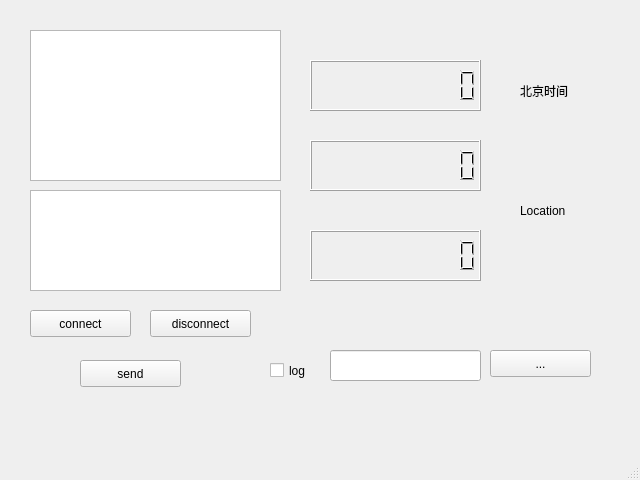
First picture: the form in mainwindow.ui, repository sensarliar/gps_test, before the edit.
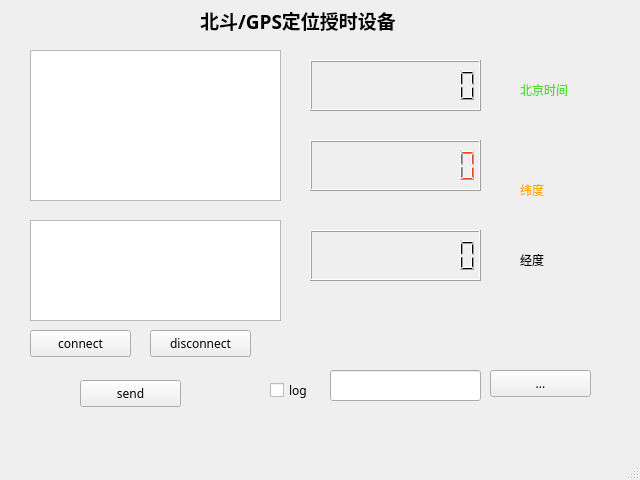
Second picture: the form after the edit. Icons and pictures are not drawn.

What changed in the file:
```diff
--- a/mainwindow.ui
+++ b/mainwindow.ui
@@ -10,6 +10,11 @@
     <height>480</height>
    </rect>
   </property>
+  <property name="font">
+   <font>
+    <family>文泉驿微米黑</family>
+   </font>
+  </property>
   <property name="windowTitle">
    <string>北斗/GPS定位授时设备</string>
   </property>
@@ -22,7 +27,7 @@
     <property name="geometry">
      <rect>
       <x>30</x>
-      <y>190</y>
+      <y>220</y>
       <width>251</width>
       <height>101</height>
      </rect>
@@ -32,13 +37,55 @@
     <property name="geometry">
      <rect>
       <x>520</x>
-      <y>50</y>
+      <y>70</y>
       <width>91</width>
-      <height>81</height>
+      <height>41</height>
      </rect>
     </property>
+    <property name="palette">
+     <palette>
+      <active>
+       <colorrole role="WindowText">
+        <brush brushstyle="SolidPattern">
+         <color alpha="255">
+          <red>80</red>
+          <green>221</green>
+          <blue>40</blue>
+         </color>
+        </brush>
+       </colorrole>
+      </active>
+      <inactive>
+       <colorrole role="WindowText">
+        <brush brushstyle="SolidPattern">
+         <color alpha="255">
+          <red>80</red>
+          <green>221</green>
+          <blue>40</blue>
+         </color>
+        </brush>
+       </colorrole>
+      </inactive>
+      <disabled>
+       <colorrole role="WindowText">
+        <brush brushstyle="SolidPattern">
+         <color alpha="255">
+          <red>159</red>
+          <green>158</green>
+          <blue>158</blue>
+         </color>
+        </brush>
+       </colorrole>
+      </disabled>
+     </palette>
+    </property>
+    <property name="font">
+     <font>
+      <family>文泉驿微米黑</family>
+     </font>
+    </property>
     <property name="text">
-     <string>北京时间</string>
+     <string notr="true">&lt;html&gt;&lt;head/&gt;&lt;body&gt;&lt;p&gt;北京时间&lt;/p&gt;&lt;/body&gt;&lt;/html&gt;</string>
     </property>
    </widget>
    <widget class="QLabel" name="m_label_N">
@@ -58,7 +105,7 @@
     <property name="geometry">
      <rect>
       <x>30</x>
-      <y>310</y>
+      <y>330</y>
       <width>101</width>
       <height>27</height>
      </rect>
@@ -71,7 +118,7 @@
     <property name="geometry">
      <rect>
       <x>150</x>
-      <y>310</y>
+      <y>330</y>
       <width>101</width>
       <height>27</height>
      </rect>
@@ -84,7 +131,7 @@
     <property name="geometry">
      <rect>
       <x>80</x>
-      <y>360</y>
+      <y>380</y>
       <width>101</width>
       <height>27</height>
      </rect>
@@ -97,7 +144,7 @@
     <property name="geometry">
      <rect>
       <x>270</x>
-      <y>360</y>
+      <y>380</y>
       <width>61</width>
       <height>21</height>
      </rect>
@@ -113,7 +160,7 @@
     <property name="geometry">
      <rect>
       <x>330</x>
-      <y>350</y>
+      <y>370</y>
       <width>151</width>
       <height>31</height>
      </rect>
@@ -123,7 +170,7 @@
     <property name="geometry">
      <rect>
       <x>490</x>
-      <y>350</y>
+      <y>370</y>
       <width>101</width>
       <height>27</height>
      </rect>
@@ -136,7 +183,7 @@
     <property name="geometry">
      <rect>
       <x>30</x>
-      <y>30</y>
+      <y>50</y>
       <width>251</width>
       <height>151</height>
      </rect>
@@ -177,6 +224,43 @@
       <height>51</height>
      </rect>
     </property>
+    <property name="palette">
+     <palette>
+      <active>
+       <colorrole role="WindowText">
+        <brush brushstyle="SolidPattern">
+         <color alpha="255">
+          <red>227</red>
+          <green>73</green>
+          <blue>25</blue>
+         </color>
+        </brush>
+       </colorrole>
+      </active>
+      <inactive>
+       <colorrole role="WindowText">
+        <brush brushstyle="SolidPattern">
+         <color alpha="255">
+          <red>227</red>
+          <green>73</green>
+          <blue>25</blue>
+         </color>
+        </brush>
+       </colorrole>
+      </inactive>
+      <disabled>
+       <colorrole role="WindowText">
+        <brush brushstyle="SolidPattern">
+         <color alpha="255">
+          <red>159</red>
+          <green>158</green>
+          <blue>158</blue>
+         </color>
+        </brush>
+       </colorrole>
+      </disabled>
+     </palette>
+    </property>
     <property name="numDigits">
      <number>10</number>
     </property>
@@ -213,11 +297,187 @@
       <x>520</x>
       <y>170</y>
       <width>91</width>
-      <height>81</height>
+      <height>41</height>
      </rect>
     </property>
+    <property name="palette">
+     <palette>
+      <active>
+       <colorrole role="WindowText">
+        <brush brushstyle="SolidPattern">
+         <color alpha="255">
+          <red>33</red>
+          <green>76</green>
+          <blue>18</blue>
+         </color>
+        </brush>
+       </colorrole>
+       <colorrole role="Button">
+        <brush brushstyle="SolidPattern">
+         <color alpha="255">
+          <red>208</red>
+          <green>242</green>
+          <blue>54</blue>
+         </color>
+        </brush>
+       </colorrole>
+       <colorrole role="Base">
+        <brush brushstyle="SolidPattern">
+         <color alpha="255">
+          <red>255</red>
+          <green>249</green>
+          <blue>73</blue>
+         </color>
+        </brush>
+       </colorrole>
+       <colorrole role="Window">
+        <brush brushstyle="SolidPattern">
+         <color alpha="255">
+          <red>255</red>
+          <green>255</green>
+          <blue>0</blue>
+         </color>
+        </brush>
+       </colorrole>
+       <colorrole role="Shadow">
+        <brush brushstyle="SolidPattern">
+         <color alpha="255">
+          <red>255</red>
+          <green>255</green>
+          <blue>127</blue>
+         </color>
+        </brush>
+       </colorrole>
+      </active>
+      <inactive>
+       <colorrole role="WindowText">
+        <brush brushstyle="SolidPattern">
+         <color alpha="255">
+          <red>33</red>
+          <green>76</green>
+          <blue>18</blue>
+         </color>
+        </brush>
+       </colorrole>
+       <colorrole role="Button">
+        <brush brushstyle="SolidPattern">
+         <color alpha="255">
+          <red>208</red>
+          <green>242</green>
+          <blue>54</blue>
+         </color>
+        </brush>
+       </colorrole>
+       <colorrole role="Base">
+        <brush brushstyle="SolidPattern">
+         <color alpha="255">
+          <red>255</red>
+          <green>249</green>
+          <blue>73</blue>
+         </color>
+        </brush>
+       </colorrole>
+       <colorrole role="Window">
+        <brush brushstyle="SolidPattern">
+         <color alpha="255">
+          <red>255</red>
+          <green>255</green>
+          <blue>0</blue>
+         </color>
+        </brush>
+       </colorrole>
+       <colorrole role="Shadow">
+        <brush brushstyle="SolidPattern">
+         <color alpha="255">
+          <red>255</red>
+          <green>255</green>
+          <blue>127</blue>
+         </color>
+        </brush>
+       </colorrole>
+      </inactive>
+      <disabled>
+       <colorrole role="WindowText">
+        <brush brushstyle="SolidPattern">
+         <color alpha="255">
+          <red>159</red>
+          <green>158</green>
+          <blue>158</blue>
+         </color>
+        </brush>
+       </colorrole>
+       <colorrole role="Button">
+        <brush brushstyle="SolidPattern">
+         <color alpha="255">
+          <red>208</red>
+          <green>242</green>
+          <blue>54</blue>
+         </color>
+        </brush>
+       </colorrole>
+       <colorrole role="Base">
+        <brush brushstyle="SolidPattern">
+         <color alpha="255">
+          <red>255</red>
+          <green>255</green>
+          <blue>0</blue>
+         </color>
+        </brush>
+       </colorrole>
+       <colorrole role="Window">
+        <brush brushstyle="SolidPattern">
+         <color alpha="255">
+          <red>255</red>
+          <green>255</green>
+          <blue>0</blue>
+         </color>
+        </brush>
+       </colorrole>
+       <colorrole role="Shadow">
+        <brush brushstyle="SolidPattern">
+         <color alpha="255">
+          <red>255</red>
+          <green>255</green>
+          <blue>127</blue>
+         </color>
+        </brush>
+       </colorrole>
+      </disabled>
+     </palette>
+    </property>
     <property name="text">
-     <string>Location</string>
+     <string>&lt;html&gt;&lt;head/&gt;&lt;body&gt;&lt;p&gt;&lt;span style=&quot; color:#ffaa00;&quot;&gt;纬度&lt;/span&gt;&lt;/p&gt;&lt;/body&gt;&lt;/html&gt;</string>
+    </property>
+   </widget>
+   <widget class="QLabel" name="label_4">
+    <property name="geometry">
+     <rect>
+      <x>520</x>
+      <y>240</y>
+      <width>91</width>
+      <height>41</height>
+     </rect>
+    </property>
+    <property name="text">
+     <string>&lt;html&gt;&lt;head/&gt;&lt;body&gt;&lt;p&gt;经度&lt;/p&gt;&lt;/body&gt;&lt;/html&gt;</string>
+    </property>
+   </widget>
+   <widget class="QLabel" name="label_5">
+    <property name="geometry">
+     <rect>
+      <x>200</x>
+      <y>0</y>
+      <width>211</width>
+      <height>41</height>
+     </rect>
+    </property>
+    <property name="font">
+     <font>
+      <family>文泉驿微米黑</family>
+     </font>
+    </property>
+    <property name="text">
+     <string notr="true">&lt;html&gt;&lt;head/&gt;&lt;body&gt;&lt;p&gt;&lt;span style=&quot; font-size:14pt; font-weight:600;&quot;&gt;北斗/GPS定位授时设备&lt;/span&gt;&lt;/p&gt;&lt;/body&gt;&lt;/html&gt;</string>
     </property>
    </widget>
   </widget>
```
Left out of the diff: 37 changed lines with no effect on the pictures.
